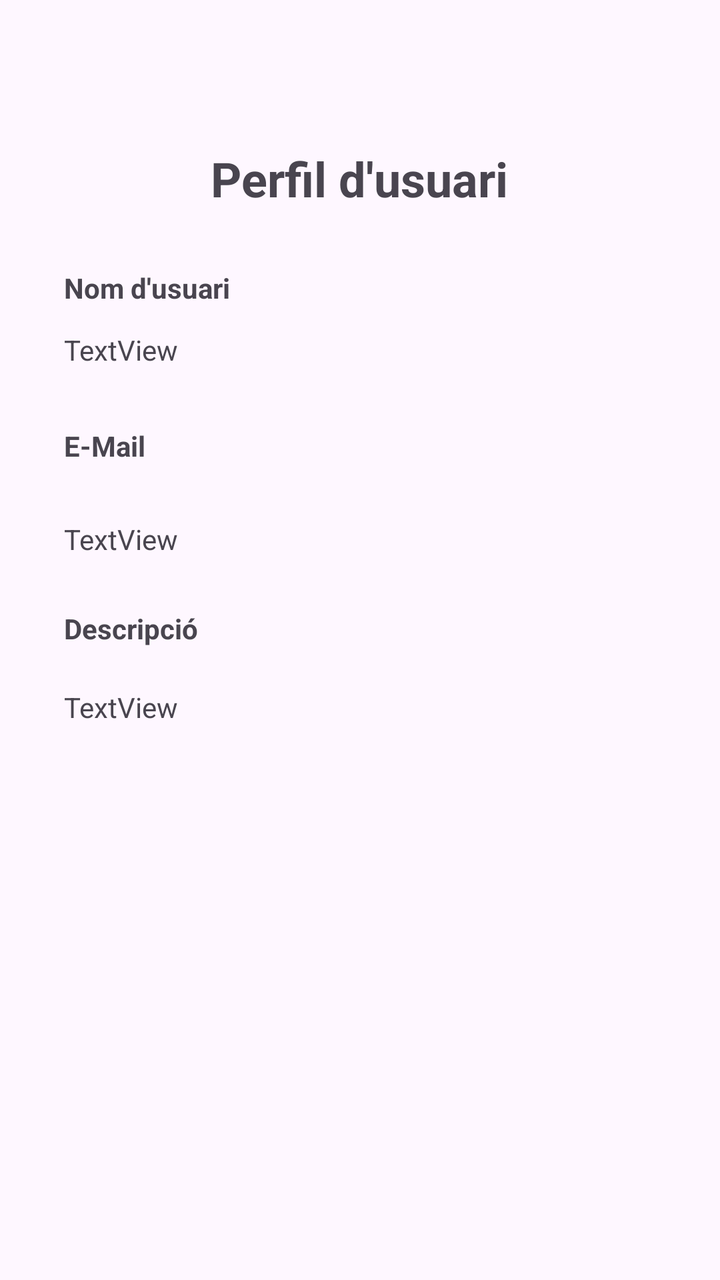
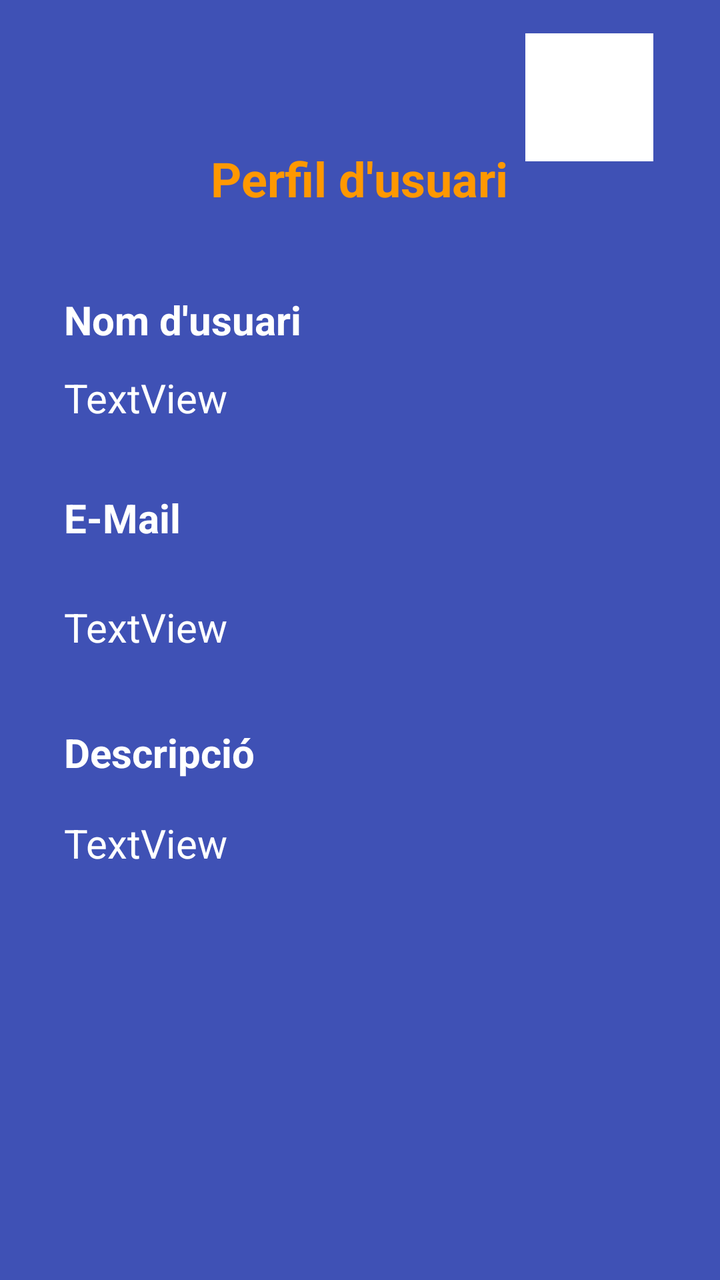

The first picture is an Android layout as it rendered before a commit; the second is the same layout after the commit. The layout source and the unified diff follow.
<!-- AndroidManifest.xml: application theme Theme.PerfilUsuari -->
<!-- res/layout/activity_profile.xml -->
<?xml version="1.0" encoding="utf-8"?>
<androidx.constraintlayout.widget.ConstraintLayout xmlns:android="http://schemas.android.com/apk/res/android"
    xmlns:app="http://schemas.android.com/apk/res-auto"
    xmlns:tools="http://schemas.android.com/tools"
    android:id="@+id/main"
    android:layout_width="match_parent"
    android:layout_height="match_parent"
    tools:context=".ProfileActivity">

    <TextView
        android:id="@+id/tituloPerfil"
        android:layout_width="wrap_content"
        android:layout_height="wrap_content"
        android:text="Perfil d'usuari"
        android:textSize="24sp"
        android:textStyle="bold"
        app:layout_constraintBottom_toBottomOf="parent"
        app:layout_constraintEnd_toEndOf="parent"
        app:layout_constraintHorizontal_bias="0.498"
        app:layout_constraintStart_toStartOf="parent"
        app:layout_constraintTop_toTopOf="parent"
        app:layout_constraintVertical_bias="0.12" />

    <TextView
        android:id="@+id/user"
        android:layout_width="97dp"
        android:layout_height="20dp"
        android:layout_marginStart="32dp"
        android:layout_marginTop="60dp"
        android:text="TextView"
        app:layout_constraintStart_toStartOf="parent"
        app:layout_constraintTop_toBottomOf="@+id/tituloPerfil" />

    <TextView
        android:id="@+id/usuarioT"
        android:layout_width="wrap_content"
        android:layout_height="wrap_content"
        android:layout_marginBottom="12dp"
        android:text="Nom d'usuari"
        android:textStyle="bold"
        app:layout_constraintBottom_toTopOf="@+id/user"
        app:layout_constraintStart_toStartOf="@+id/user" />

    <TextView
        android:id="@+id/mailT"
        android:layout_width="wrap_content"
        android:layout_height="wrap_content"
        android:text="E-Mail"
        android:textStyle="bold"
        app:layout_constraintBottom_toTopOf="@+id/mail"
        app:layout_constraintStart_toStartOf="@+id/mail"
        app:layout_constraintTop_toBottomOf="@+id/user" />

    <TextView
        android:id="@+id/mail"
        android:layout_width="325dp"
        android:layout_height="24dp"
        android:layout_marginStart="32dp"
        android:layout_marginTop="260dp"
        android:text="TextView"
        app:layout_constraintStart_toStartOf="parent"
        app:layout_constraintTop_toTopOf="parent" />

    <TextView
        android:id="@+id/bioT"
        android:layout_width="wrap_content"
        android:layout_height="wrap_content"
        android:text="Descripció"
        android:textStyle="bold"
        app:layout_constraintBottom_toTopOf="@+id/bio"
        app:layout_constraintStart_toStartOf="@+id/bio"
        app:layout_constraintTop_toBottomOf="@+id/mail" />

    <TextView
        android:id="@+id/bio"
        android:layout_width="329dp"
        android:layout_height="79dp"
        android:layout_marginStart="32dp"
        android:layout_marginTop="344dp"
        android:text="TextView"
        app:layout_constraintStart_toStartOf="parent"
        app:layout_constraintTop_toTopOf="parent" />

    <ImageView
        android:id="@+id/imageView"
        android:layout_width="64dp"
        android:layout_height="64dp"
        app:layout_constraintBottom_toBottomOf="parent"
        app:layout_constraintEnd_toEndOf="parent"
        app:layout_constraintHorizontal_bias="0.887"
        app:layout_constraintStart_toStartOf="parent"
        app:layout_constraintTop_toTopOf="parent"
        app:layout_constraintVertical_bias="0.029" />
</androidx.constraintlayout.widget.ConstraintLayout>
<!-- resources referenced by this layout -->
<resources>
  <style name="Theme.PerfilUsuari" parent="Base.Theme.PerfilUsuari" />
  <style name="Base.Theme.PerfilUsuari" parent="Theme.Material3.DayNight.NoActionBar">
          
          
      </style>
</resources>

<!-- the commit's change to res/layout/activity_profile.xml (unified diff, before → after) -->
@@ -3,11 +3,13 @@
     xmlns:app="http://schemas.android.com/apk/res-auto"
     xmlns:tools="http://schemas.android.com/tools"
     android:id="@+id/main"
+    android:background="@color/fondo"
     android:layout_width="match_parent"
     android:layout_height="match_parent"
     tools:context=".ProfileActivity">
 
     <TextView
+        android:textColor="@color/orange"
         android:id="@+id/tituloPerfil"
         android:layout_width="wrap_content"
         android:layout_height="wrap_content"
@@ -23,11 +25,13 @@
 
     <TextView
         android:id="@+id/user"
-        android:layout_width="97dp"
-        android:layout_height="20dp"
+        android:layout_width="148dp"
+        android:layout_height="32dp"
         android:layout_marginStart="32dp"
-        android:layout_marginTop="60dp"
+        android:layout_marginTop="80dp"
         android:text="TextView"
+        android:textColor="@color/white"
+        android:textSize="20sp"
         app:layout_constraintStart_toStartOf="parent"
         app:layout_constraintTop_toBottomOf="@+id/tituloPerfil" />
 
@@ -37,6 +41,8 @@
         android:layout_height="wrap_content"
         android:layout_marginBottom="12dp"
         android:text="Nom d'usuari"
+        android:textColor="@color/white"
+        android:textSize="20sp"
         android:textStyle="bold"
         app:layout_constraintBottom_toTopOf="@+id/user"
         app:layout_constraintStart_toStartOf="@+id/user" />
@@ -46,6 +52,8 @@
         android:layout_width="wrap_content"
         android:layout_height="wrap_content"
         android:text="E-Mail"
+        android:textColor="@color/white"
+        android:textSize="20sp"
         android:textStyle="bold"
         app:layout_constraintBottom_toTopOf="@+id/mail"
         app:layout_constraintStart_toStartOf="@+id/mail"
@@ -53,11 +61,13 @@
 
     <TextView
         android:id="@+id/mail"
-        android:layout_width="325dp"
-        android:layout_height="24dp"
+        android:layout_width="335dp"
+        android:layout_height="44dp"
         android:layout_marginStart="32dp"
-        android:layout_marginTop="260dp"
+        android:layout_marginTop="300dp"
         android:text="TextView"
+        android:textColor="@color/white"
+        android:textSize="20sp"
         app:layout_constraintStart_toStartOf="parent"
         app:layout_constraintTop_toTopOf="parent" />
 
@@ -66,6 +76,8 @@
         android:layout_width="wrap_content"
         android:layout_height="wrap_content"
         android:text="Descripció"
+        android:textColor="@color/white"
+        android:textSize="20sp"
         android:textStyle="bold"
         app:layout_constraintBottom_toTopOf="@+id/bio"
         app:layout_constraintStart_toStartOf="@+id/bio"
@@ -73,11 +85,13 @@
 
     <TextView
         android:id="@+id/bio"
-        android:layout_width="329dp"
-        android:layout_height="79dp"
+        android:layout_width="340dp"
+        android:layout_height="92dp"
         android:layout_marginStart="32dp"
-        android:layout_marginTop="344dp"
+        android:layout_marginTop="408dp"
         android:text="TextView"
+        android:textColor="@color/white"
+        android:textSize="20sp"
         app:layout_constraintStart_toStartOf="parent"
         app:layout_constraintTop_toTopOf="parent" />
 
@@ -85,6 +99,8 @@
         android:id="@+id/imageView"
         android:layout_width="64dp"
         android:layout_height="64dp"
+        android:background="@color/white"
+
         app:layout_constraintBottom_toBottomOf="parent"
         app:layout_constraintEnd_toEndOf="parent"
         app:layout_constraintHorizontal_bias="0.887"
<!-- resource entries referenced after the edit -->
@@ -1,5 +1,8 @@
 <!-- resources referenced by this layout -->
 <resources>
+  <color name="fondo">#3F51B5</color>
+  <color name="orange">#FF9800</color>
+  <color name="white">#FFFFFFFF</color>
   <style name="Theme.PerfilUsuari" parent="Base.Theme.PerfilUsuari" />
   <style name="Base.Theme.PerfilUsuari" parent="Theme.Material3.DayNight.NoActionBar">
           
